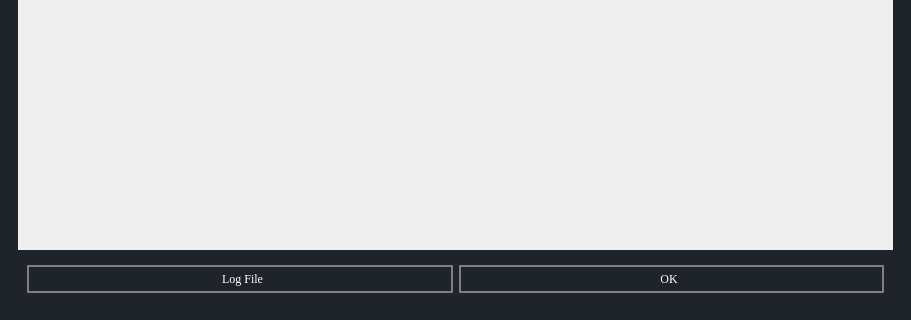
Qt form ui/fetchReportsProgressWindow.ui (aanushri9/Counter-Harvesting-5.1) before a commit; both pictures show x 0 to 911 and y 265 to 585 of the 911 by 585 pixel window.
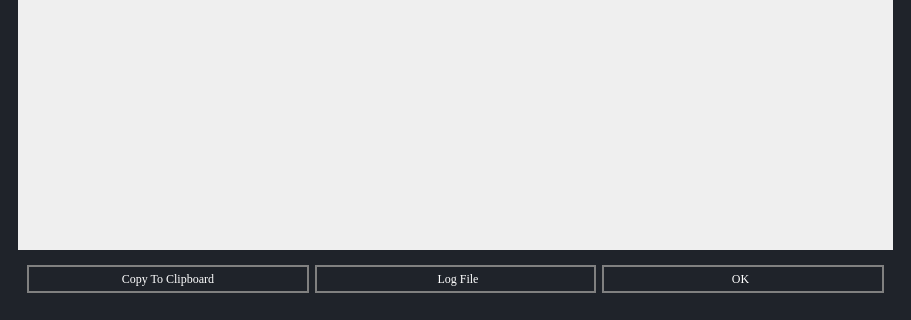
The same form after that commit.

Patch:
```diff
--- a/ui/fetchReportsProgressWindow.ui
+++ b/ui/fetchReportsProgressWindow.ui
@@ -130,17 +130,14 @@
           <enum>QFrame::Raised</enum>
          </property>
          <layout class="QGridLayout" name="gridLayout_2">
-          <item row="0" column="0">
-           <widget class="QPushButton" name="logFileButton">
-            <property name="styleSheet">
-             <string notr="true">padding-right:5px;</string>
-            </property>
+          <item row="1" column="1">
+           <widget class="QPushButton" name="pushButton">
             <property name="text">
-             <string>Log File</string>
+             <string>Copy To Clipboard</string>
             </property>
            </widget>
           </item>
-          <item row="0" column="1">
+          <item row="1" column="3">
            <widget class="QPushButton" name="exportButton">
             <property name="sizePolicy">
              <sizepolicy hsizetype="Preferred" vsizetype="Fixed">
@@ -156,6 +153,16 @@
             </property>
            </widget>
           </item>
+          <item row="1" column="2">
+           <widget class="QPushButton" name="logFileButton">
+            <property name="styleSheet">
+             <string notr="true">padding-right:5px;</string>
+            </property>
+            <property name="text">
+             <string>Log File</string>
+            </property>
+           </widget>
+          </item>
          </layout>
         </widget>
        </item>
```
Left out of the diff: 6 changed lines with no effect on the pictures.
